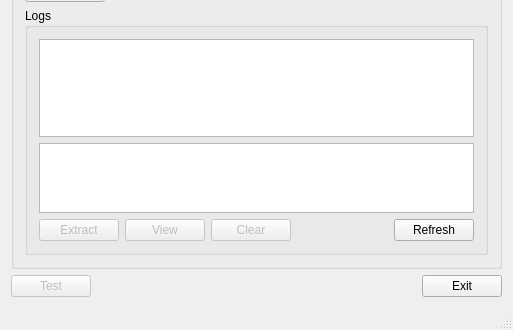
Qt form archive-manager/mainwindow.ui (hgroover/uni-gui-tools) before a commit; both pictures show x 0 to 513 and y 219 to 549 of the 513 by 549 pixel window.
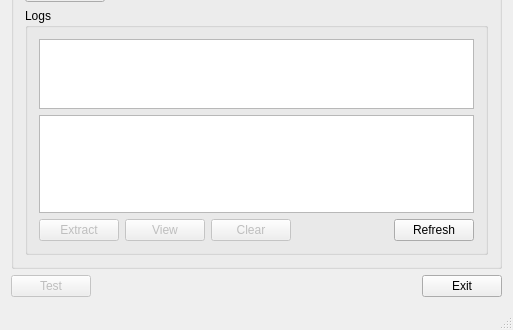
The same form after that commit.

Commit message: Work in progress - experiment with hyperlink in detail window

Patch:
```diff
--- a/archive-manager/mainwindow.ui
+++ b/archive-manager/mainwindow.ui
@@ -122,12 +122,12 @@
          <property name="title">
           <string>Logs</string>
          </property>
-         <layout class="QVBoxLayout" name="verticalLayout_3" stretch="4,2,0">
+         <layout class="QVBoxLayout" name="verticalLayout_3" stretch="4,0,0">
           <item>
            <widget class="QListWidget" name="lstLogs"/>
           </item>
           <item>
-           <widget class="QTextEdit" name="txtItemDetails">
+           <widget class="QTextBrowser" name="txtItemDetails">
             <property name="readOnly">
              <bool>true</bool>
             </property>
```
Left out of the diff: 6 changed lines with no effect on the pictures. The commit also changes 2 other files.
